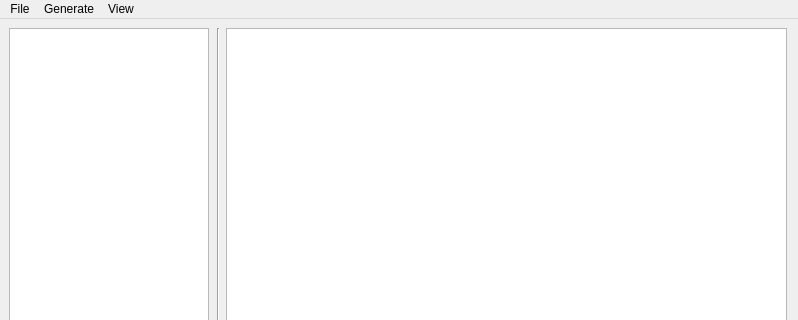
Above: mainwindow.ui from togu2503/GenCross before the change; both pictures show x 0 to 798 and y 0 to 320 of the 798 by 507 pixel window. Below: the same form after it.
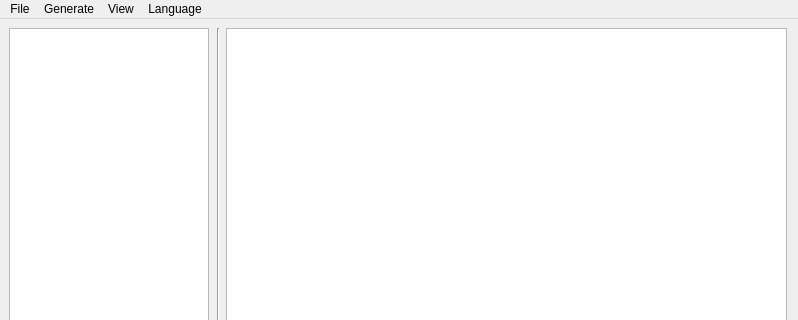
That is the form after the change.

```diff
--- a/mainwindow.ui
+++ b/mainwindow.ui
@@ -152,9 +152,15 @@
     <addaction name="actionShowAnswers"/>
     <addaction name="actionHideAnswers"/>
    </widget>
+   <widget class="QMenu" name="menuLanguage">
+    <property name="title">
+     <string>Language</string>
+    </property>
+   </widget>
    <addaction name="menuFile"/>
    <addaction name="menuGenerate"/>
    <addaction name="menuView"/>
+   <addaction name="menuLanguage"/>
   </widget>
   <widget class="QStatusBar" name="statusbar"/>
   <action name="actionCreate">
```
Left out of the diff: 8 changed lines with no effect on the pictures.
